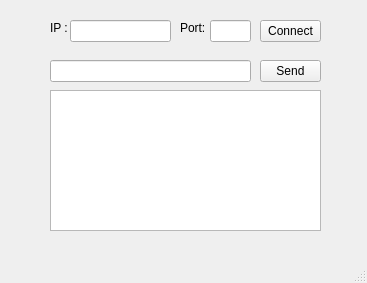
The window that QT/Chatting/mainwindow.ui (Tyrell10/MyHoliday) describes before a commit, drawn with Qt 5.
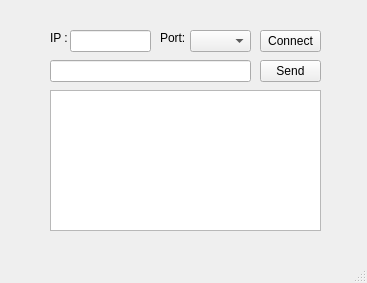
The same window after the commit.

```diff
--- a/QT/Chatting/mainwindow.ui
+++ b/QT/Chatting/mainwindow.ui
@@ -18,18 +18,8 @@
     <property name="geometry">
      <rect>
       <x>70</x>
-      <y>20</y>
-      <width>101</width>
-      <height>22</height>
-     </rect>
-    </property>
-   </widget>
-   <widget class="QLineEdit" name="Port">
-    <property name="geometry">
-     <rect>
-      <x>210</x>
-      <y>20</y>
-      <width>41</width>
+      <y>30</y>
+      <width>81</width>
       <height>22</height>
      </rect>
     </property>
@@ -38,7 +28,7 @@
     <property name="geometry">
      <rect>
       <x>50</x>
-      <y>20</y>
+      <y>30</y>
       <width>19</width>
       <height>16</height>
      </rect>
@@ -50,8 +40,8 @@
    <widget class="QLabel" name="label_2">
     <property name="geometry">
      <rect>
-      <x>180</x>
-      <y>20</y>
+      <x>160</x>
+      <y>30</y>
       <width>31</width>
       <height>16</height>
      </rect>
@@ -74,7 +64,7 @@
     <property name="geometry">
      <rect>
       <x>260</x>
-      <y>20</y>
+      <y>30</y>
       <width>61</width>
       <height>22</height>
      </rect>
@@ -106,6 +96,16 @@
      </rect>
     </property>
    </widget>
+   <widget class="QComboBox" name="Port">
+    <property name="geometry">
+     <rect>
+      <x>190</x>
+      <y>30</y>
+      <width>61</width>
+      <height>22</height>
+     </rect>
+    </property>
+   </widget>
   </widget>
   <widget class="QMenuBar" name="menuBar">
    <property name="geometry">
```
